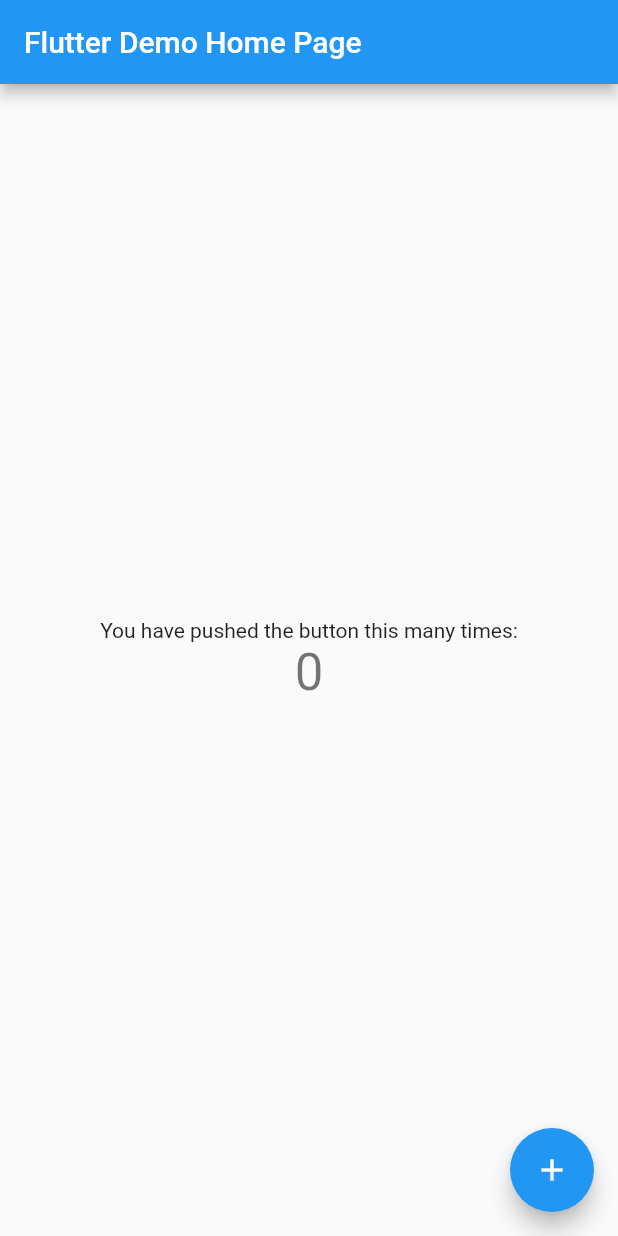
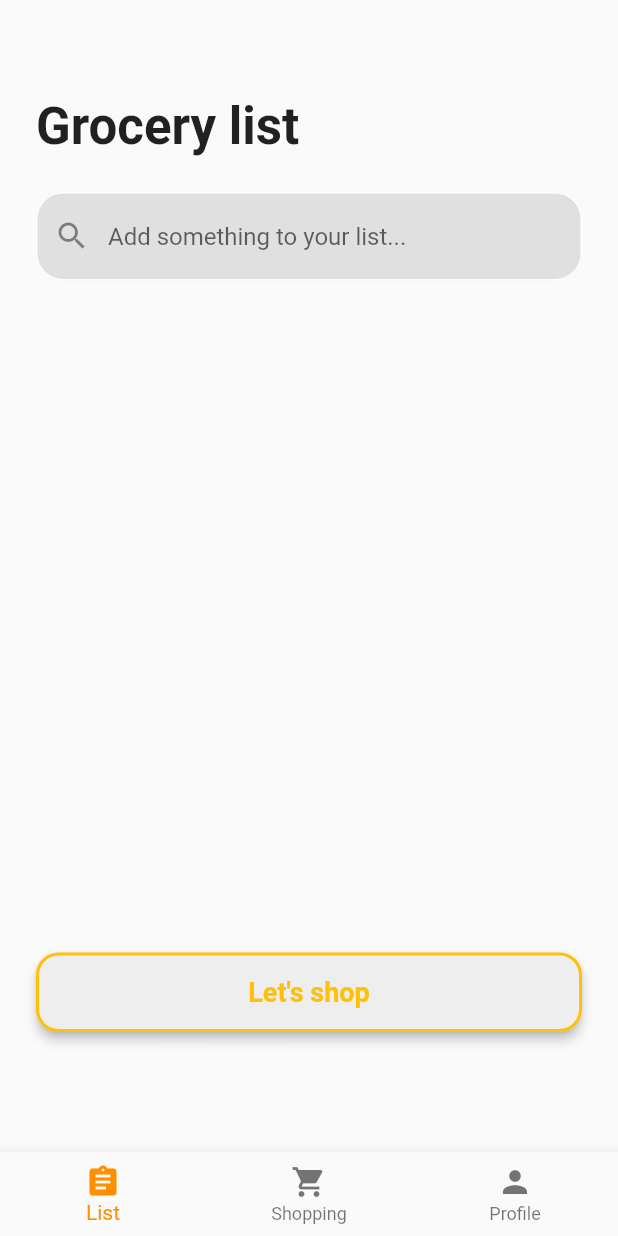
Before and after one commit to tmartin1703/shopping_map, a Flutter app: the screen it shows after launch, on a phone screen of 412 x 824 dp. Run offline on Flutter 3.47's test engine with Material 2 defaults, Android fonts, the phone set to English and light mode, and no system bars.

Commit message:
feat: create shopping list widgets

```diff
--- a/lib/main.dart
+++ b/lib/main.dart
@@ -1,4 +1,6 @@
 import 'package:flutter/material.dart';
+
+import 'widgets/lets_shop_button.dart';
 
 void main() {
   runApp(const MyApp());
@@ -7,109 +9,102 @@
 class MyApp extends StatelessWidget {
   const MyApp({super.key});
 
-  // This widget is the root of your application.
   @override
   Widget build(BuildContext context) {
-    return MaterialApp(
-      title: 'Flutter Demo',
-      theme: ThemeData(
-        // This is the theme of your application.
-        //
-        // Try running your application with "flutter run". You'll see the
-        // application has a blue toolbar. Then, without quitting the app, try
-        // changing the primarySwatch below to Colors.green and then invoke
-        // "hot reload" (press "r" in the console where you ran "flutter run",
-        // or simply save your changes to "hot reload" in a Flutter IDE).
-        // Notice that the counter didn't reset back to zero; the application
-        // is not restarted.
-        primarySwatch: Colors.blue,
-      ),
-      home: const MyHomePage(title: 'Flutter Demo Home Page'),
+    return const MaterialApp(
+      debugShowCheckedModeBanner: false,
+      home: MyNavigationBar(),
     );
   }
 }
 
-class MyHomePage extends StatefulWidget {
-  const MyHomePage({super.key, required this.title});
-
-  // This widget is the home page of your application. It is stateful, meaning
-  // that it has a State object (defined below) that contains fields that affect
-  // how it looks.
-
-  // This class is the configuration for the state. It holds the values (in this
-  // case the title) provided by the parent (in this case the App widget) and
-  // used by the build method of the State. Fields in a Widget subclass are
-  // always marked "final".
-
-  final String title;
+class MyNavigationBar extends StatefulWidget {
+  const MyNavigationBar({super.key});
 
   @override
-  State<MyHomePage> createState() => _MyHomePageState();
+  State<MyNavigationBar> createState() => _MyNavigationBarState();
 }
 
-class _MyHomePageState extends State<MyHomePage> {
-  int _counter = 0;
+class _MyNavigationBarState extends State<MyNavigationBar> {
+  int _selectedIndex = 0;
 
-  void _incrementCounter() {
+  void _onItemTapped(int index) {
     setState(() {
-      // This call to setState tells the Flutter framework that something has
-      // changed in this State, which causes it to rerun the build method below
-      // so that the display can reflect the updated values. If we changed
-      // _counter without calling setState(), then the build method would not be
-      // called again, and so nothing would appear to happen.
-      _counter++;
+      _selectedIndex = index;
     });
   }
 
   @override
   Widget build(BuildContext context) {
-    // This method is rerun every time setState is called, for instance as done
-    // by the _incrementCounter method above.
-    //
-    // The Flutter framework has been optimized to make rerunning build methods
-    // fast, so that you can just rebuild anything that needs updating rather
-    // than having to individually change instances of widgets.
-    return Scaffold(
-      appBar: AppBar(
-        // Here we take the value from the MyHomePage object that was created by
-        // the App.build method, and use it to set our appbar title.
-        title: Text(widget.title),
-      ),
-      body: Center(
-        // Center is a layout widget. It takes a single child and positions it
-        // in the middle of the parent.
-        child: Column(
-          // Column is also a layout widget. It takes a list of children and
-          // arranges them vertically. By default, it sizes itself to fit its
-          // children horizontally, and tries to be as tall as its parent.
-          //
-          // Invoke "debug painting" (press "p" in the console, choose the
-          // "Toggle Debug Paint" action from the Flutter Inspector in Android
-          // Studio, or the "Toggle Debug Paint" command in Visual Studio Code)
-          // to see the wireframe for each widget.
-          //
-          // Column has various properties to control how it sizes itself and
-          // how it positions its children. Here we use mainAxisAlignment to
-          // center the children vertically; the main axis here is the vertical
-          // axis because Columns are vertical (the cross axis would be
-          // horizontal).
-          mainAxisAlignment: MainAxisAlignment.center,
+    return SafeArea(
+      child: Scaffold(
+        body: Column(
           children: <Widget>[
-            const Text(
-              'You have pushed the button this many times:',
+            const SizedBox(
+              height: 64.0,
             ),
-            Text(
-              '$_counter',
-              style: Theme.of(context).textTheme.headlineMedium,
+            const Align(
+              alignment: Alignment.centerLeft,
+              child: Padding(
+                padding: EdgeInsets.only(left: 24.0),
+                child: Text(
+                  'Grocery list',
+                  style: TextStyle(fontWeight: FontWeight.bold, fontSize: 34),
+                ),
+              ),
+            ),
+            Padding(
+              padding: const EdgeInsets.all(24.0),
+              child: TextField(
+                decoration: InputDecoration(
+                    border: OutlineInputBorder(
+                      borderRadius: BorderRadius.circular(18.0),
+                      borderSide:
+                          const BorderSide(color: Colors.white, width: 1),
+                    ),
+                    enabledBorder: OutlineInputBorder(
+                      borderRadius: BorderRadius.circular(18.0),
+                      borderSide:
+                          const BorderSide(color: Colors.white, width: 1),
+                    ),
+                    focusedBorder: OutlineInputBorder(
+                      borderRadius: BorderRadius.circular(18.0),
+                      borderSide:
+                          const BorderSide(color: Colors.white, width: 1),
+                    ),
+                    hintText: 'Add something to your list...',
+                    prefixIcon: const Icon(Icons.search),
+                    filled: true,
+                    fillColor: Colors.grey[300]),
+                cursorColor: Colors.amber,
+              ),
+            ),
+            const SizedBox(
+              height: 400,
+            ),
+            const LetsShopButton()
+          ],
+        ),
+        bottomNavigationBar: BottomNavigationBar(
+          items: const <BottomNavigationBarItem>[
+            BottomNavigationBarItem(
+              icon: Icon(Icons.assignment),
+              label: 'List',
+            ),
+            BottomNavigationBarItem(
+              icon: Icon(Icons.shopping_cart),
+              label: 'Shopping',
+            ),
+            BottomNavigationBarItem(
+              icon: Icon(Icons.person),
+              label: 'Profile',
             ),
           ],
+          currentIndex: _selectedIndex,
+          selectedItemColor: Colors.amber[800],
+          onTap: _onItemTapped,
         ),
       ),
-      floatingActionButton: FloatingActionButton(
-        onPressed: _incrementCounter,
-        tooltip: 'Increment',
-        child: const Icon(Icons.add),
-      ), // This trailing comma makes auto-formatting nicer for build methods.
     );
   }
 }
--- /dev/null
+++ b/lib/widgets/lets_shop_button.dart
@@ -0,0 +1,43 @@
+import 'package:flutter/material.dart';
+
+
+/* PÉLDA KÓD */
+class LetsShopButton extends StatefulWidget {
+  const LetsShopButton({super.key});
+
+  @override
+  State<LetsShopButton> createState() => _LetsShopButtonState();
+}
+
+class _LetsShopButtonState extends State<LetsShopButton> {
+  @override
+  Widget build(BuildContext context) {
+    return Padding(
+      padding: const EdgeInsets.all(24.0),
+      child: SizedBox(
+        width: double.infinity,
+        child: OutlinedButton(
+            style: OutlinedButton.styleFrom(
+              elevation: 3,
+              foregroundColor: Colors.amber,
+              backgroundColor: Colors.grey[200],
+              side: const BorderSide(
+                width: 2.0,
+                color: Colors.amber,
+              ),
+              shape: RoundedRectangleBorder(
+                borderRadius: BorderRadius.circular(15.0),
+              ),
+            ),
+            onPressed: () {},
+            child: const Padding(
+              padding: EdgeInsets.all(16.0),
+              child: Text(
+                "Let's shop",
+                style: TextStyle(fontSize: 18.0, fontWeight: FontWeight.bold),
+              ),
+            )),
+      ),
+    );
+  }
+}
```
